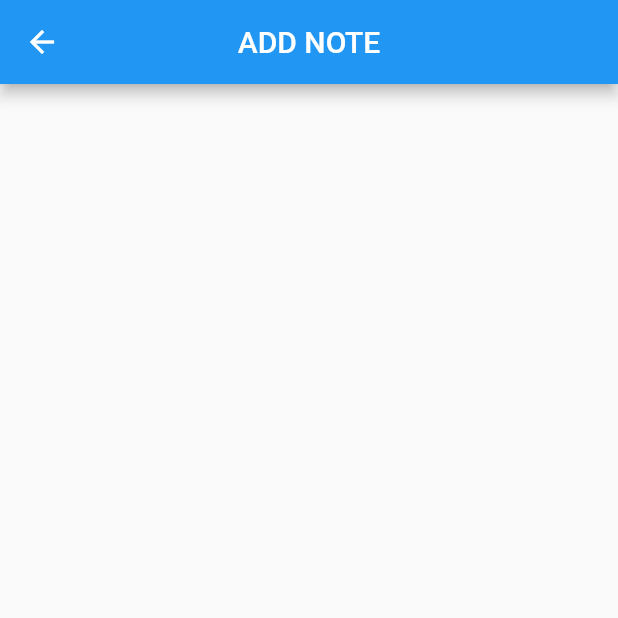
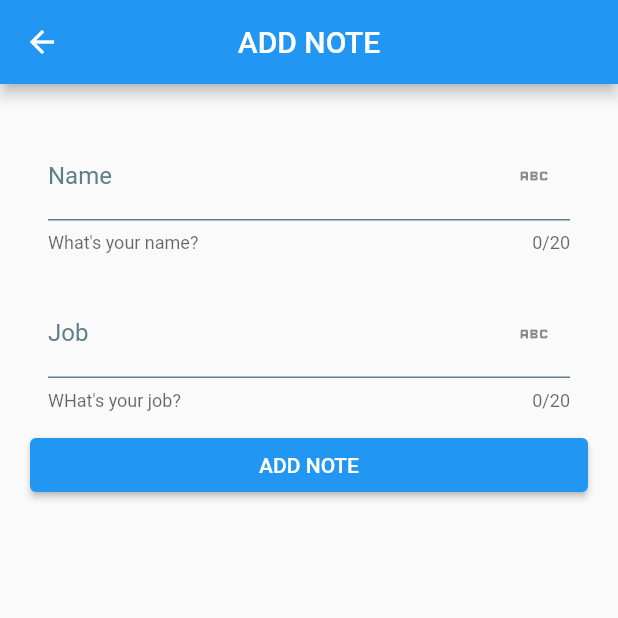
Before and after one commit to kfahmi77/belajar_getx, a Flutter app: the AddNoteSQFlite screen opened by its route, on a phone screen of 412 x 824 dp, the top half of it. Run offline on Flutter 3.47's test engine with Material 2 defaults, Android fonts, the phone set to English and light mode, and no system bars; our stand-ins replace get, sqflite; accounts and stored records are empty.

Commit message:
buat fungsi lihat dan tambah data

```diff
--- /dev/null
+++ b/assets/dummy.json
@@ -0,0 +1,5 @@
+{
+    "id":0,
+    "name":"test",
+    "job":"programmer"
+}
--- /dev/null
+++ b/lib/app/data/db_manager.dart
@@ -0,0 +1,47 @@
+import 'dart:io';
+import 'package:path/path.dart' as p;
+import 'package:path_provider/path_provider.dart';
+import 'package:sqflite/sqflite.dart';
+
+class DatabaseManager {
+  //private constructor
+  DatabaseManager._privateConstructor();
+  static DatabaseManager instance = DatabaseManager._privateConstructor();
+
+  Database? _db;
+
+  Future<Database> get db async {
+    if (_db == null) {
+      _db = await _initDB();
+      return _db!;
+    } else {
+      return _db!;
+    }
+  }
+
+  Future _initDB() async {
+    // kita buat table databasenya ( SQFLITE - SQL )
+    Directory documentDirectory = await getApplicationDocumentsDirectory();
+
+    String path = p.join(documentDirectory.path, "note.db");
+
+    return await openDatabase(
+      path,
+      version: 1,
+      onCreate: (database, version) async => await database.execute(
+        '''
+            CREATE TABLE notes (
+              id INTEGER PRIMARY KEY,
+              name TEXT NOT NULL,
+              job TEXT NOT NULL
+            )
+          ''',
+      ),
+    );
+  }
+
+  Future closeDB() async {
+    _db = await instance.db;
+    _db!.close();
+  }
+}
--- /dev/null
+++ b/lib/app/data/models/dummy_model.dart
@@ -0,0 +1,28 @@
+class Dummy {
+  int? id;
+  String? name;
+  String? job;
+
+  Dummy({this.id, this.name, this.job});
+
+  Dummy.fromJson(Map<String, dynamic> json) {
+    id = json['id'];
+    name = json['name'];
+    job = json['job'];
+  }
+
+  Map<String, dynamic> toJson() {
+    final data = <String, dynamic>{};
+    data['id'] = id;
+    data['name'] = name;
+    data['job'] = job;
+    return data;
+  }
+
+  static List<Dummy> toJsonList(List? data) {
+    if (data == null) {
+      return [];
+    }
+    return data.map((e) => Dummy.fromJson(e)).toList();
+  }
+}
--- a/lib/app/modules/sqflite/views/add_note_sqflite.dart
+++ b/lib/app/modules/sqflite/views/add_note_sqflite.dart
@@ -1,19 +1,83 @@
 import 'package:belajar_getx/app/modules/sqflite/controllers/sqflite_controller.dart';
 import 'package:flutter/material.dart';
 import 'package:get/get.dart';
-
-void main() => runApp(const AddNoteSQFlite());
 
 class AddNoteSQFlite extends GetView<SqfliteController> {
   const AddNoteSQFlite({super.key});
 
   @override
   Widget build(BuildContext context) {
+    final SqfliteController homeC = Get.find();
     return Scaffold(
       appBar: AppBar(
         title: Text('ADD NOTE'),
         centerTitle: true,
       ),
+      body: ListView(
+        padding: EdgeInsets.all(20),
+        children: [
+          Container(
+            padding: const EdgeInsets.all(12),
+            margin: const EdgeInsets.only(),
+            child: TextField(
+              maxLength: 20,
+              decoration: const InputDecoration(
+                labelText: 'Name',
+                labelStyle: TextStyle(
+                  color: Colors.blueGrey,
+                ),
+                suffixIcon: Icon(
+                  Icons.abc,
+                ),
+                enabledBorder: UnderlineInputBorder(
+                  borderSide: BorderSide(
+                    color: Colors.blueGrey,
+                  ),
+                ),
+                helperText: "What's your name?",
+              ),
+              controller: controller.titleC,
+            ),
+          ),
+          Container(
+            padding: const EdgeInsets.all(12),
+            margin: const EdgeInsets.only(),
+            child: TextField(
+              controller: controller.descC,
+              maxLength: 20,
+              decoration: const InputDecoration(
+                labelText: 'Job',
+                labelStyle: TextStyle(
+                  color: Colors.blueGrey,
+                ),
+                suffixIcon: Icon(
+                  Icons.abc,
+                ),
+                enabledBorder: UnderlineInputBorder(
+                  borderSide: BorderSide(
+                    color: Colors.blueGrey,
+                  ),
+                ),
+                helperText: "WHat's your job?",
+              ),
+              onChanged: (value) {},
+            ),
+          ),
+          Obx(
+            () => ElevatedButton(
+              onPressed: () async {
+                if (controller.isLoading.isFalse) {
+                  controller.addNote();
+                  await homeC.getAllNotes();
+                  Get.back();
+                }
+              },
+              child: Text(
+                  controller.isLoading.isFalse ? "ADD NOTE" : "LOADING..."),
+            ),
+          ),
+        ],
+      ),
     );
   }
 }
--- a/lib/app/routes/app_pages.dart
+++ b/lib/app/routes/app_pages.dart
@@ -25,12 +25,12 @@ class AppPages {
     ),
     GetPage(
       name: _Paths.SQFLITE,
-      page: () => const SqfliteView(),
+      page: () => SqfliteView(),
       binding: SqfliteBinding(),
     ),
     GetPage(
       name: _Paths.add_note_sqflite,
-      page: () => const AddNoteSQFlite(),
+      page: () => AddNoteSQFlite(),
       binding: SqfliteBinding(),
     ),
     GetPage(
--- a/pubspec.yaml
+++ b/pubspec.yaml
@@ -11,6 +11,8 @@ dependencies:
   get: 4.6.5
   flutter:
     sdk: flutter
+  path_provider: ^2.0.14
+  sqflite: ^2.2.6
 
 dev_dependencies:
   flutter_lints: 2.0.1
```
Also changed, not shown: lib/app/modules/sqflite/controllers/sqflite_controller.dart (+40 -14 lines), lib/app/modules/sqflite/views/sqflite_view.dart (+35 -21 lines), pubspec.lock, 1 other file.
